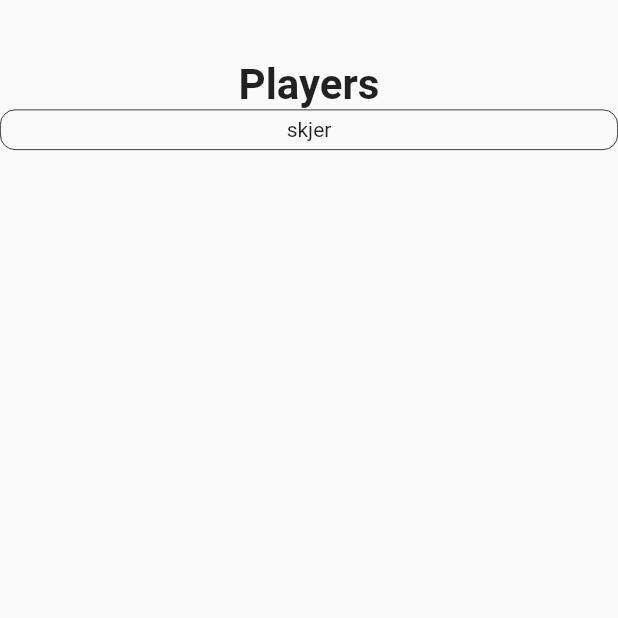
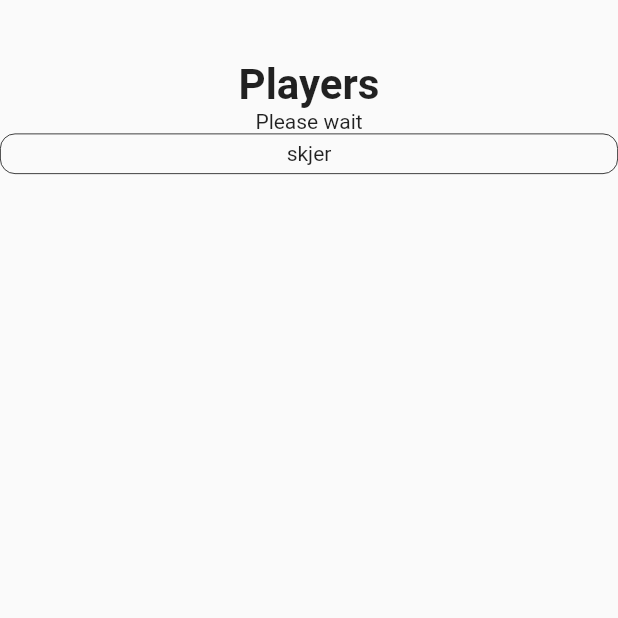
Before and after one commit to AndreasVu/Flutter-demo, a Flutter app: the CreateGame screen opened by its route, after a tap on "Create game lobby", on a phone screen of 412 x 824 dp, the top half of it. Run offline on Flutter 3.47's test engine with Material 2 defaults, Android fonts, the phone set to English and light mode, and no system bars; network calls fail.

Commit message:
gets code to display in lobby.

```diff
--- a/lib/ServerController.dart
+++ b/lib/ServerController.dart
@@ -22,6 +22,7 @@ class Connection {
 
   Function(String) onJoin;
   Function(String) onLeft;
+  Function() onGameCreated;
 
   Connection(this.socket, this.isHost, this.username, {this.code}) {
     assert(code == null && isHost);
@@ -72,6 +73,8 @@ class Connection {
 
         code = json['code'];
         // TODO: Verify code.
+        print(code);
+        onGameCreated();
 
         state = ConnectionState.inLobby;
         break;
--- a/lib/main.dart
+++ b/lib/main.dart
@@ -344,10 +344,13 @@ class Lobby extends StatefulWidget{
 
 class _LobbyState extends State<Lobby> {
   var _playerList = List<Player>();
+  String code;
+  Connection connection;
 
   _LobbyState(Future<Connection> connection) {
     _playerList.add(Player('skjer', 0));
     connection.then((c) {
+      this.connection = c;
       c.onJoin = (name) {
         _playerList.add(Player(name, 0));
         setState(() {});
@@ -363,14 +366,22 @@ class _LobbyState extends State<Lobby> {
         _playerList.remove(removedPlayer);
         setState(() {});
       };
+      c.onGameCreated = () {
+        this.code = c.code;
+        setState(() {});
+      };
     });
   }
 
   @override
   Widget build(BuildContext context) {
+    print(code);
     return Container(
       child: Expanded(
-        child: ListView.builder(
+        child: Column(
+          children: <Widget>[
+            code != null ? Text('ROOM CODE: ${connection.code}') : Text('Please wait'),
+            ListView.builder(
             shrinkWrap: true,
             itemCount: _playerList.length,
             itemBuilder: (BuildContext context, int index) {
@@ -384,6 +395,8 @@ class _LobbyState extends State<Lobby> {
               );
             },
           )
+        ],
+      ),
       )
     );
   }
```
Lines whose indentation alone changed are shown as unchanged.
